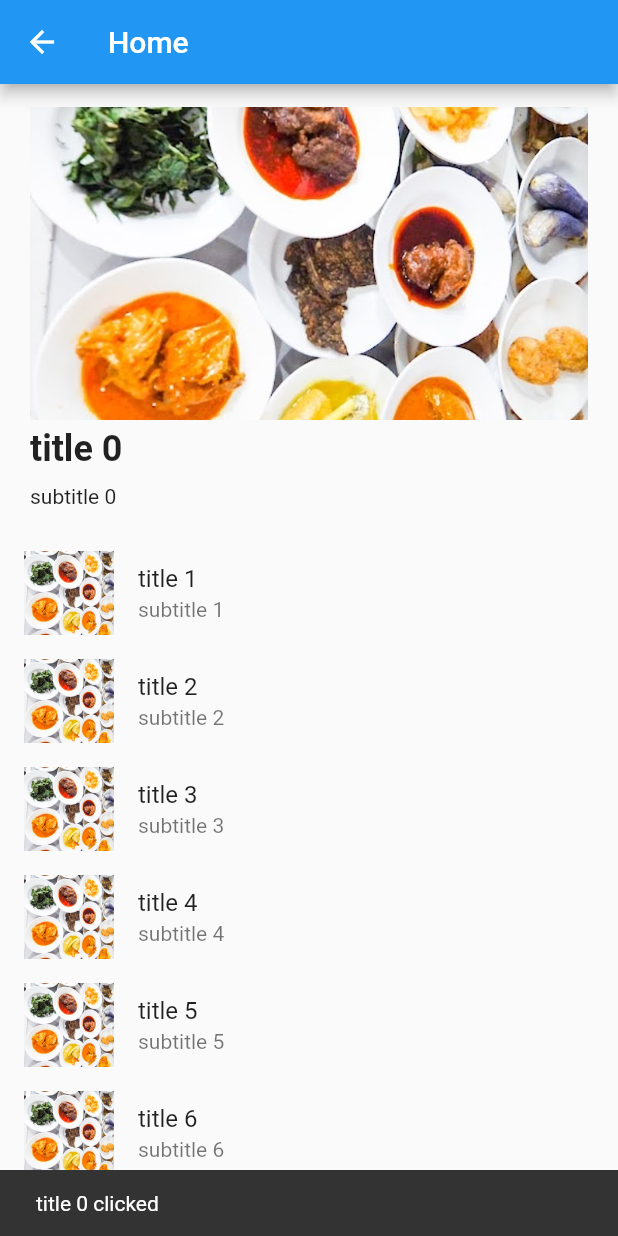
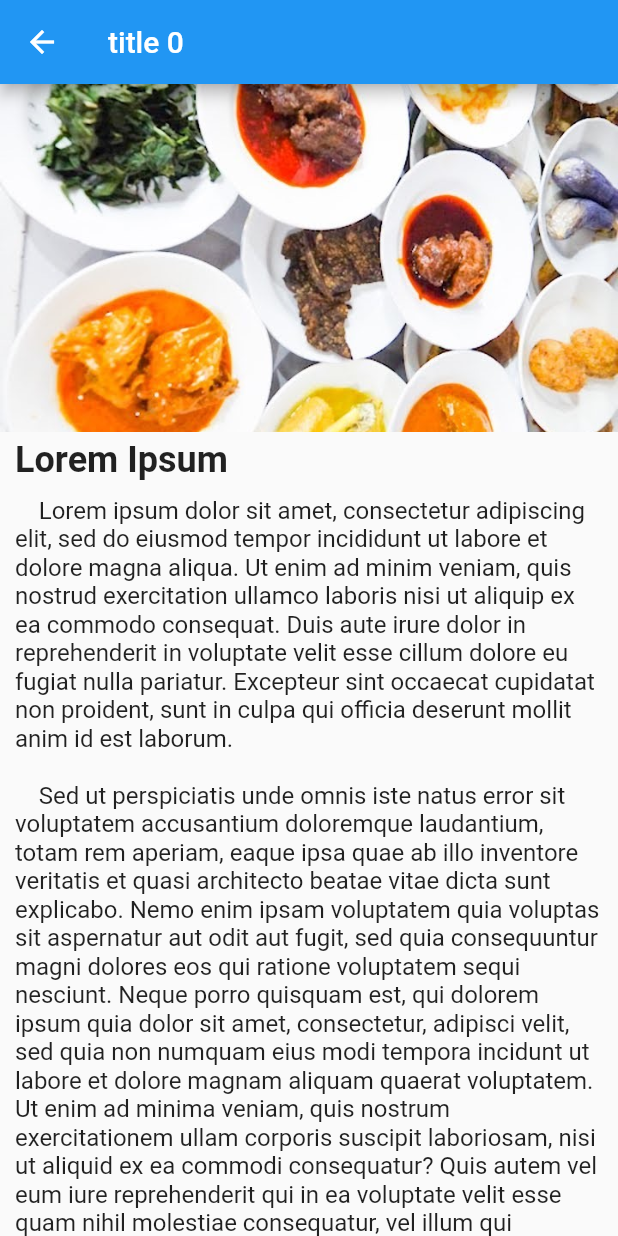
Before and after one commit to CumiTerbang/MyRecipeCollections, a Flutter app: the HomePage screen opened directly, after a tap on an icon or button, on a phone screen of 412 x 824 dp. Run offline on Flutter 3.47's test engine with Material 2 defaults, Android fonts, the phone set to English and light mode, and no system bars; our stand-ins replace double_back_to_close_app.

Commit message:
update Detail Page

```diff
--- a/lib/main.dart
+++ b/lib/main.dart
@@ -1,5 +1,5 @@
 import 'package:flutter/material.dart';
-import 'package:my_recipe_collections/titlescreen_page.dart';
+import 'package:my_recipe_collections/ui/titlescreenpage/titlescreen_page.dart';
 
 void main() {
   runApp(MyApp());
--- /dev/null
+++ b/lib/ui/detailpage/detail_page.dart
@@ -0,0 +1,64 @@
+import 'package:double_back_to_close_app/double_back_to_close_app.dart';
+import 'package:flutter/material.dart';
+import 'package:my_recipe_collections/data/recipe_data.dart';
+import 'package:my_recipe_collections/utils/MyConstants.dart';
+import 'package:my_recipe_collections/utils/MyCustomWidgets.dart';
+
+class DetailPage extends StatefulWidget {
+  DetailPage({Key? key, required this.item}) : super(key: key);
+  final RecipeData item;
+
+  @override
+  _DetailPage createState() => _DetailPage();
+}
+
+class _DetailPage extends State<DetailPage> {
+  Widget buildBodyContent(BuildContext context) {
+    return Center(
+      child: Container(
+        child: Column(crossAxisAlignment: CrossAxisAlignment.start, children: [
+          _thumbnail(widget.item),
+          textBox(
+              lipsum, TextStyle(fontSize: 24.0, fontWeight: FontWeight.bold)),
+          textBox(
+            lipsum_longer_more,
+            TextStyle(fontSize: 16.0),
+          )
+        ]),
+      ),
+    );
+  }
+
+  Widget textBox(String text, TextStyle style) {
+    return Container(
+      padding: EdgeInsets.fromLTRB(10.0, 5.0, 10.0, 5.0),
+      child: Text(
+        text,
+        style: style,
+      ),
+    );
+  }
+
+  Widget _thumbnail(RecipeData item) {
+    return AspectRatio(
+      aspectRatio: 16 / 9,
+      child: Container(
+          child: Image.asset(
+        item.imageurl,
+        fit: BoxFit.cover,
+      )),
+    );
+  }
+
+  @override
+  Widget build(BuildContext context) {
+    return Scaffold(
+      appBar: AppBar(
+        title: Text(widget.item.title),
+      ),
+      body: SingleChildScrollView(
+          child: buildBodyContent(context)
+      ),
+    );
+  }
+}
--- a/lib/homepage/home_listtile.dart
+++ b/lib/ui/homepage/home_headline_listtile.dart
@@ -1,22 +1,18 @@
 import 'package:flutter/material.dart';
-import 'package:my_recipe_collections/homepage/recipe_data.dart';
+import 'package:my_recipe_collections/data/recipe_data.dart';
 
-class home_listtile extends StatelessWidget {
+class home_headline_listtile extends StatelessWidget {
   final RecipeData item;
+  final VoidCallback onOpenDetailPage;
 
-  home_listtile(this.item);
+  home_headline_listtile(this.item, this.onOpenDetailPage);
 
   Widget _verticalTile(BuildContext context, RecipeData item) {
     return InkWell(
-      onTap: () {
-        SnackBar snackBar = SnackBar(
-          content: Text(item.title + " clicked"),
-        );
-        ScaffoldMessenger.of(context).showSnackBar(snackBar);
-      },
+      onTap: onOpenDetailPage,
       child: Container(
-        padding: EdgeInsets.fromLTRB(10.0, 5.0, 10.0, 5.0),
-        margin: EdgeInsets.all(10.0),
+        padding: EdgeInsets.fromLTRB(0.0, 0.0, 0.0, 15.0),
+        // margin: EdgeInsets.all(10.0),
         child: Column(
           crossAxisAlignment: CrossAxisAlignment.stretch,
           mainAxisAlignment: MainAxisAlignment.spaceBetween,
@@ -44,7 +40,7 @@ class home_listtile extends StatelessWidget {
 
   Widget _title(String text, TextStyle style) {
     return Container(
-      padding: EdgeInsets.fromLTRB(0, 5.0, 0, 5.0),
+      padding: EdgeInsets.fromLTRB(10.0, 5.0, 10.0, 5.0),
       child: Text(
         text,
         style: style,
--- /dev/null
+++ b/lib/ui/homepage/home_item_listtile.dart
@@ -0,0 +1,55 @@
+import 'package:flutter/material.dart';
+import 'package:my_recipe_collections/data/recipe_data.dart';
+
+class home_item_listtile extends StatelessWidget {
+  final RecipeData item;
+  final VoidCallback onOpenDetailPage;
+
+  home_item_listtile(this.item, this.onOpenDetailPage);
+
+  Widget _verticalTile(BuildContext context, RecipeData item) {
+    return InkWell(
+      onTap: onOpenDetailPage,
+      child: Container(
+        padding: EdgeInsets.fromLTRB(0.0, 0.0, 0.0, 15.0),
+        // margin: EdgeInsets.all(10.0),
+        child: Column(
+          crossAxisAlignment: CrossAxisAlignment.stretch,
+          mainAxisAlignment: MainAxisAlignment.spaceBetween,
+          children: <Widget>[
+            _thumbnail(item),
+            _title(item.title,
+                TextStyle(fontSize: 24.0, fontWeight: FontWeight.bold)),
+            _title(item.subtitle, TextStyle(fontSize: 14.0))
+          ],
+        ),
+      ),
+    );
+  }
+
+  Widget _thumbnail(RecipeData item) {
+    return AspectRatio(
+      aspectRatio: 16 / 9,
+      child: Container(
+          child: Image.asset(
+        item.imageurl,
+        fit: BoxFit.cover,
+      )),
+    );
+  }
+
+  Widget _title(String text, TextStyle style) {
+    return Container(
+      padding: EdgeInsets.fromLTRB(10.0, 5.0, 10.0, 5.0),
+      child: Text(
+        text,
+        style: style,
+      ),
+    );
+  }
+
+  @override
+  Widget build(BuildContext context) {
+    return _verticalTile(context, item);
+  }
+}
--- a/lib/homepage/home_page.dart
+++ b/lib/ui/homepage/home_page.dart
@@ -1,7 +1,11 @@
 import 'package:double_back_to_close_app/double_back_to_close_app.dart';
 import 'package:flutter/material.dart';
-import 'package:my_recipe_collections/homepage/home_listtile.dart';
-import 'package:my_recipe_collections/homepage/recipe_data.dart';
+import 'package:my_recipe_collections/ui/detailpage/detail_page.dart';
+import 'package:my_recipe_collections/ui/titlescreenpage/about_page.dart';
+import 'package:my_recipe_collections/ui/homepage/home_headline_listtile.dart';
+import 'package:my_recipe_collections/data/recipe_data.dart';
+
+import 'home_item_listtile.dart';
 
 class HomePage extends StatelessWidget {
   ConstrainedBox buildButtonComingSoon(
@@ -30,34 +34,30 @@ class HomePage extends StatelessWidget {
   }
 
   Widget buildBodyContent(BuildContext context) {
-
-    List<RecipeData> items = List<RecipeData>
-        .generate(20, (i) =>
-        RecipeData("title ${i}", "subtitle ${i}", "assets/background.jpg"));
+    List<RecipeData> items = List<RecipeData>.generate(
+        20,
+        (i) =>
+            RecipeData("title ${i}", "subtitle ${i}", "assets/background.jpg"));
 
     return ListView.builder(
       itemCount: items.length,
       itemBuilder: (context, index) {
         if (index == 0) {
-          return home_listtile(items[index]);
-        }else{
-          return _listTile(context, items[index]);
+          return home_headline_listtile(items[index], () {
+            openDetailPage(context, items[index]);
+          });
+        } else {
+          return home_item_listtile(items[index], () {
+            openDetailPage(context, items[index]);
+          });
         }
       },
     );
   }
 
-  Widget _listTile(BuildContext context, RecipeData item) {
-    return ListTile(
-        leading: imageBox("assets/background.jpg"),
-        title: Text(item.title),
-        subtitle: Text(item.subtitle),
-        onTap: () {
-          SnackBar snackBar = SnackBar(
-            content: Text(item.title + " clicked"),
-          );
-          ScaffoldMessenger.of(context).showSnackBar(snackBar);
-        });
+  void openDetailPage(BuildContext context, RecipeData item) {
+    Navigator.push(context,
+        MaterialPageRoute(builder: (context) => DetailPage(item: item)));
   }
 
   @override
--- a/lib/about_page.dart
+++ b/lib/ui/titlescreenpage/about_page.dart
@@ -1,5 +1,5 @@
 import 'package:flutter/material.dart';
-import 'package:my_recipe_collections/MyCustomWidgets.dart';
+import 'package:my_recipe_collections/utils/MyCustomWidgets.dart';
 
 class AboutPage extends StatelessWidget {
   @override
--- a/lib/titlescreen_page.dart
+++ b/lib/ui/titlescreenpage/titlescreen_page.dart
@@ -1,8 +1,8 @@
 import 'package:double_back_to_close_app/double_back_to_close_app.dart';
 import 'package:flutter/material.dart';
 import 'package:flutter/rendering.dart';
-import 'package:my_recipe_collections/about_page.dart';
-import 'package:my_recipe_collections/homepage/home_page.dart';
+import 'package:my_recipe_collections/ui/titlescreenpage/about_page.dart';
+import 'package:my_recipe_collections/ui/homepage/home_page.dart';
 
 class TitleScreenPage extends StatelessWidget {
   Container imageBox(String imgsrc) {
--- /dev/null
+++ b/lib/utils/MyConstants.dart
@@ -0,0 +1,20 @@
+String lipsum ="Lorem Ipsum";
+String lipsum_long =
+    "Lorem ipsum dolor sit amet, consectetur adipiscing elit, sed do eiusmod tempor incididunt ut labore et dolore magna aliqua. Ut enim ad minim veniam, quis nostrud exercitation ullamco laboris nisi ut aliquip ex ea commodo consequat. Duis aute irure dolor in reprehenderit in voluptate velit esse cillum dolore eu fugiat nulla pariatur. Excepteur sint occaecat cupidatat non proident, sunt in culpa qui officia deserunt mollit anim id est laborum.";
+String lipsum_longer =
+'''
+    Lorem ipsum dolor sit amet, consectetur adipiscing elit, sed do eiusmod tempor incididunt ut labore et dolore magna aliqua. Ut enim ad minim veniam, quis nostrud exercitation ullamco laboris nisi ut aliquip ex ea commodo consequat. Duis aute irure dolor in reprehenderit in voluptate velit esse cillum dolore eu fugiat nulla pariatur. Excepteur sint occaecat cupidatat non proident, sunt in culpa qui officia deserunt mollit anim id est laborum.
+
+    Sed ut perspiciatis unde omnis iste natus error sit voluptatem accusantium doloremque laudantium, totam rem aperiam, eaque ipsa quae ab illo inventore veritatis et quasi architecto beatae vitae dicta sunt explicabo. Nemo enim ipsam voluptatem quia voluptas sit aspernatur aut odit aut fugit, sed quia consequuntur magni dolores eos qui ratione voluptatem sequi nesciunt. Neque porro quisquam est, qui dolorem ipsum quia dolor sit amet, consectetur, adipisci velit, sed quia non numquam eius modi tempora incidunt ut labore et dolore magnam aliquam quaerat voluptatem. Ut enim ad minima veniam, quis nostrum exercitationem ullam corporis suscipit laboriosam, nisi ut aliquid ex ea commodi consequatur? Quis autem vel eum iure reprehenderit qui in ea voluptate velit esse quam nihil molestiae consequatur, vel illum qui dolorem eum fugiat quo voluptas nulla pariatur?
+    ''';
+
+String lipsum_longer_more =
+'''
+    Lorem ipsum dolor sit amet, consectetur adipiscing elit, sed do eiusmod tempor incididunt ut labore et dolore magna aliqua. Ut enim ad minim veniam, quis nostrud exercitation ullamco laboris nisi ut aliquip ex ea commodo consequat. Duis aute irure dolor in reprehenderit in voluptate velit esse cillum dolore eu fugiat nulla pariatur. Excepteur sint occaecat cupidatat non proident, sunt in culpa qui officia deserunt mollit anim id est laborum.
+
+    Sed ut perspiciatis unde omnis iste natus error sit voluptatem accusantium doloremque laudantium, totam rem aperiam, eaque ipsa quae ab illo inventore veritatis et quasi architecto beatae vitae dicta sunt explicabo. Nemo enim ipsam voluptatem quia voluptas sit aspernatur aut odit aut fugit, sed quia consequuntur magni dolores eos qui ratione voluptatem sequi nesciunt. Neque porro quisquam est, qui dolorem ipsum quia dolor sit amet, consectetur, adipisci velit, sed quia non numquam eius modi tempora incidunt ut labore et dolore magnam aliquam quaerat voluptatem. Ut enim ad minima veniam, quis nostrum exercitationem ullam corporis suscipit laboriosam, nisi ut aliquid ex ea commodi consequatur? Quis autem vel eum iure reprehenderit qui in ea voluptate velit esse quam nihil molestiae consequatur, vel illum qui dolorem eum fugiat quo voluptas nulla pariatur?
+
+    Lorem ipsum dolor sit amet, consectetur adipiscing elit, sed do eiusmod tempor incididunt ut labore et dolore magna aliqua. Ut enim ad minim veniam, quis nostrud exercitation ullamco laboris nisi ut aliquip ex ea commodo consequat. Duis aute irure dolor in reprehenderit in voluptate velit esse cillum dolore eu fugiat nulla pariatur. Excepteur sint occaecat cupidatat non proident, sunt in culpa qui officia deserunt mollit anim id est laborum.
+
+    Sed ut perspiciatis unde omnis iste natus error sit voluptatem accusantium doloremque laudantium, totam rem aperiam, eaque ipsa quae ab illo inventore veritatis et quasi architecto beatae vitae dicta sunt explicabo. Nemo enim ipsam voluptatem quia voluptas sit aspernatur aut odit aut fugit, sed quia consequuntur magni dolores eos qui ratione voluptatem sequi nesciunt. Neque porro quisquam est, qui dolorem ipsum quia dolor sit amet, consectetur, adipisci velit, sed quia non numquam eius modi tempora incidunt ut labore et dolore magnam aliquam quaerat voluptatem. Ut enim ad minima veniam, quis nostrum exercitationem ullam corporis suscipit laboriosam, nisi ut aliquid ex ea commodi consequatur? Quis autem vel eum iure reprehenderit qui in ea voluptate velit esse quam nihil molestiae consequatur, vel illum qui dolorem eum fugiat quo voluptas nulla pariatur?
+    ''';
```
Also changed, not shown: lib/data/recipe_data.dart (renamed from lib/homepage/recipe_data.dart), lib/utils/MyCustomWidgets.dart (renamed from lib/MyCustomWidgets.dart).
